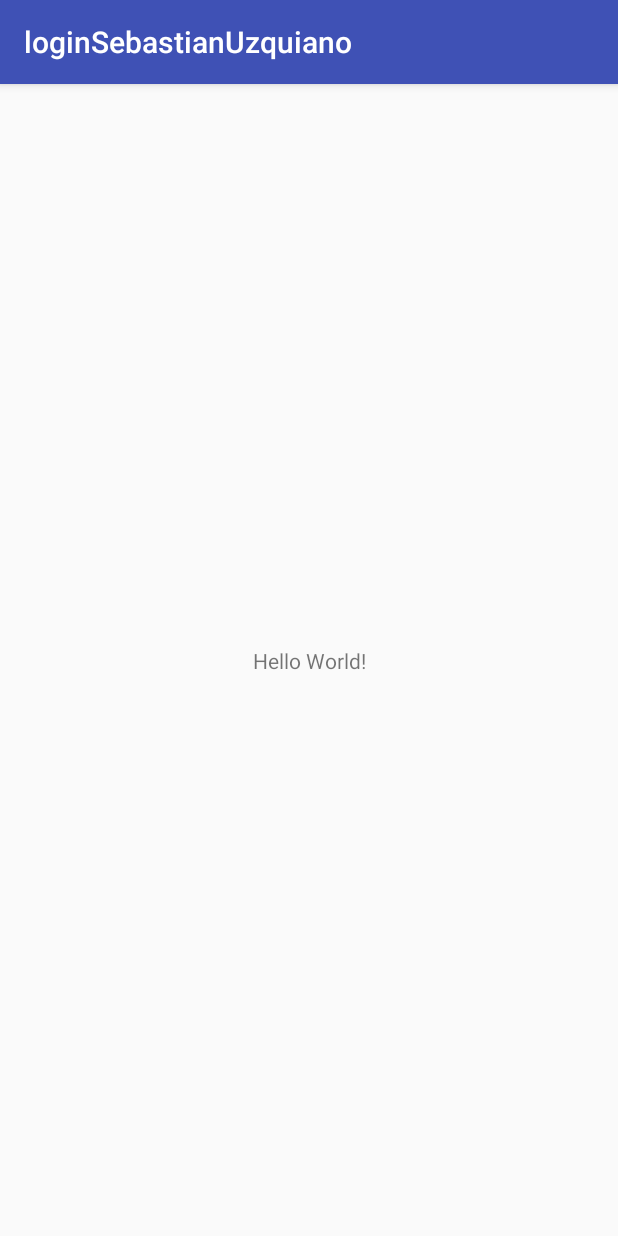
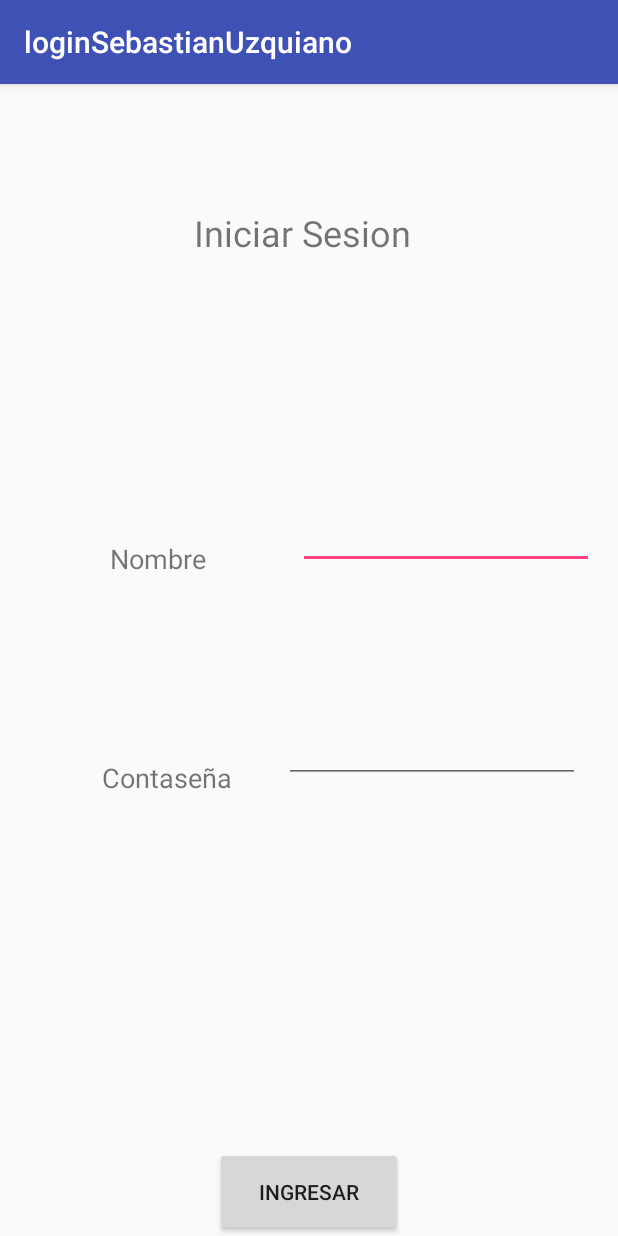
Before and after one commit to Sebitta/loginSebastianUzquiano, an Android app: the screen it shows after launch (MainActivity before the commit, Login after it), on a phone screen of 412 x 824 dp. Run offline under Robolectric (Android 15) with nearby library versions, the phone set to English and light mode, and no system bars.

Commit message:
Profe No corre pero ta muy bueno la logica ft matias el the best

```diff
--- a/app/build.gradle
+++ b/app/build.gradle
@@ -25,4 +25,5 @@ dependencies {
     testImplementation 'junit:junit:4.12'
     androidTestImplementation 'com.android.support.test:runner:1.0.2'
     androidTestImplementation 'com.android.support.test.espresso:espresso-core:3.0.2'
+    apply plugin: 'realm-android'
 }
--- a/app/src/main/AndroidManifest.xml
+++ b/app/src/main/AndroidManifest.xml
@@ -9,7 +9,7 @@
         android:roundIcon="@mipmap/ic_launcher_round"
         android:supportsRtl="true"
         android:theme="@style/AppTheme">
-        <activity android:name=".activities.MainActivity">
+        <activity android:name=".activities.Login">
             <intent-filter>
                 <action android:name="android.intent.action.MAIN" />
 
--- /dev/null
+++ b/app/src/main/java/uzquiano/wagner/loginsebastianuzquiano/activities/Login.java
@@ -0,0 +1,32 @@
+package uzquiano.wagner.loginsebastianuzquiano.activities;
+
+import android.content.Intent;
+import android.os.Bundle;
+import android.support.v7.app.AppCompatActivity;
+import android.view.View;
+import android.widget.Button;
+
+import uzquiano.wagner.loginsebastianuzquiano.R;
+
+public class Login extends AppCompatActivity {
+    private Button btn;
+    private final String Saludo = "Hola venito camela";
+
+    protected void onCreate(Bundle savedInstanceState) {
+        super.onCreate(savedInstanceState);
+        setContentView(R.layout.login);
+
+        btn = (Button) findViewById(R.id.buttonConfirmar);
+        btn.setOnClickListener(new View.OnClickListener() {
+
+            @Override
+            public void onClick(View v) {
+                Intent intent = new Intent(Login.this, MainActivity.class);
+                intent.putExtra("sl2", Saludo);
+                startActivity(intent);
+                //Toast.makeText(MainActivity.this, "Clieck en siguiente", Toast.LENGTH_SHORT).show();
+
+            }
+        });
+    }
+    }
--- a/app/src/main/res/layout/activity_main.xml
+++ b/app/src/main/res/layout/activity_main.xml
@@ -6,13 +6,17 @@
     android:layout_height="match_parent"
     tools:context=".activities.MainActivity">
 
-    <TextView
-        android:layout_width="wrap_content"
-        android:layout_height="wrap_content"
-        android:text="Hello World!"
-        app:layout_constraintBottom_toBottomOf="parent"
-        app:layout_constraintLeft_toLeftOf="parent"
-        app:layout_constraintRight_toRightOf="parent"
-        app:layout_constraintTop_toTopOf="parent" />
+    <RelativeLayout xmlns:android="http://schemas.android.com/apk/res/android"
+        xmlns:tools="http://schemas.android.com/tools"
+        android:layout_width="match_parent"
+        android:layout_height="match_parent"
+        tools:context=".activities.MainActivity">
+
+
+        <ListView
+            android:id="@+id/listView"
+            android:layout_width="match_parent"
+            android:layout_height="match_parent" />
+    </RelativeLayout>
 
 </android.support.constraint.ConstraintLayout>
--- /dev/null
+++ b/app/src/main/res/layout/login.xml
@@ -0,0 +1,79 @@
+<?xml version="1.0" encoding="utf-8"?>
+<android.support.constraint.ConstraintLayout xmlns:android="http://schemas.android.com/apk/res/android"
+    xmlns:app="http://schemas.android.com/apk/res-auto"
+    xmlns:tools="http://schemas.android.com/tools"
+    android:layout_width="match_parent"
+    android:layout_height="match_parent">
+
+    <TextView
+        android:id="@+id/textView3"
+        android:layout_width="wrap_content"
+        android:layout_height="wrap_content"
+        android:text="Nombre"
+        android:textSize="18sp"
+        app:layout_constraintBottom_toBottomOf="parent"
+        app:layout_constraintEnd_toEndOf="parent"
+        app:layout_constraintHorizontal_bias="0.21"
+        app:layout_constraintStart_toStartOf="parent"
+        app:layout_constraintTop_toBottomOf="@+id/textView1"
+        app:layout_constraintVertical_bias="0.297" />
+
+    <TextView
+        android:id="@+id/textView1"
+        android:layout_width="154dp"
+        android:layout_height="35dp"
+        android:text="Iniciar Sesion"
+        android:textSize="24sp"
+        app:layout_constraintBottom_toBottomOf="parent"
+        app:layout_constraintEnd_toEndOf="parent"
+        app:layout_constraintStart_toStartOf="parent"
+        app:layout_constraintTop_toTopOf="parent"
+        app:layout_constraintVertical_bias="0.113" />
+
+    <TextView
+        android:id="@+id/textViewpass"
+        android:layout_width="wrap_content"
+        android:layout_height="wrap_content"
+        android:text="Contaseña"
+        android:textSize="18sp"
+        app:layout_constraintBottom_toBottomOf="parent"
+        app:layout_constraintEnd_toEndOf="parent"
+        app:layout_constraintHorizontal_bias="0.21"
+        app:layout_constraintStart_toStartOf="parent"
+        app:layout_constraintTop_toBottomOf="@+id/textView1"
+        app:layout_constraintVertical_bias="0.531" />
+
+    <EditText
+        android:id="@+id/editTextnombre"
+        android:layout_width="197dp"
+        android:layout_height="38dp"
+        android:layout_marginEnd="16dp"
+        android:ems="10"
+        android:inputType="textPersonName"
+        app:layout_constraintBottom_toBottomOf="parent"
+        app:layout_constraintEnd_toEndOf="parent"
+        app:layout_constraintTop_toBottomOf="@+id/textView1"
+        app:layout_constraintVertical_bias="0.273" />
+
+    <Button
+        android:id="@+id/buttonConfirmar"
+        android:layout_width="125dp"
+        android:layout_height="59dp"
+        android:text="Ingresar"
+        app:layout_constraintBottom_toBottomOf="parent"
+        app:layout_constraintEnd_toEndOf="parent"
+        app:layout_constraintStart_toStartOf="parent" />
+
+    <EditText
+        android:id="@+id/editText2"
+        android:layout_width="197dp"
+        android:layout_height="38dp"
+        android:ems="10"
+        android:inputType="textPassword"
+        app:layout_constraintBottom_toTopOf="@+id/buttonConfirmar"
+        app:layout_constraintEnd_toEndOf="parent"
+        app:layout_constraintHorizontal_bias="0.578"
+        app:layout_constraintStart_toEndOf="@+id/textViewpass"
+        app:layout_constraintTop_toBottomOf="@+id/editTextnombre"
+        app:layout_constraintVertical_bias="0.302" />
+</android.support.constraint.ConstraintLayout>
--- a/build.gradle
+++ b/build.gradle
@@ -8,7 +8,7 @@ buildscript {
     }
     dependencies {
         classpath 'com.android.tools.build:gradle:3.1.2'
-
+        classpath "io.realm:realm-gradle-plugin:5.4.1"
 
         // NOTE: Do not place your application dependencies here; they belong
         // in the individual module build.gradle files
```
Also changed, not shown: app/src/main/java/uzquiano/wagner/loginsebastianuzquiano/activities/MainActivity.java (+90 -2 lines), app/src/main/java/uzquiano/wagner/loginsebastianuzquiano/adapters/MyAdapter.java (added, +68 -0 lines), app/src/main/java/uzquiano/wagner/loginsebastianuzquiano/application/MyApplication.java (added, +41 -0 lines), app/src/main/java/uzquiano/wagner/loginsebastianuzquiano/models/Alumno.java (added, +88 -0 lines), app/src/main/java/uzquiano/wagner/loginsebastianuzquiano/models/Usuario.java (added, +49 -0 lines), app/src/main/res/layout/list_item_view.xml (added, +23 -0 lines), app/src/main/res/menu/options.xml (added, +15 -0 lines).
